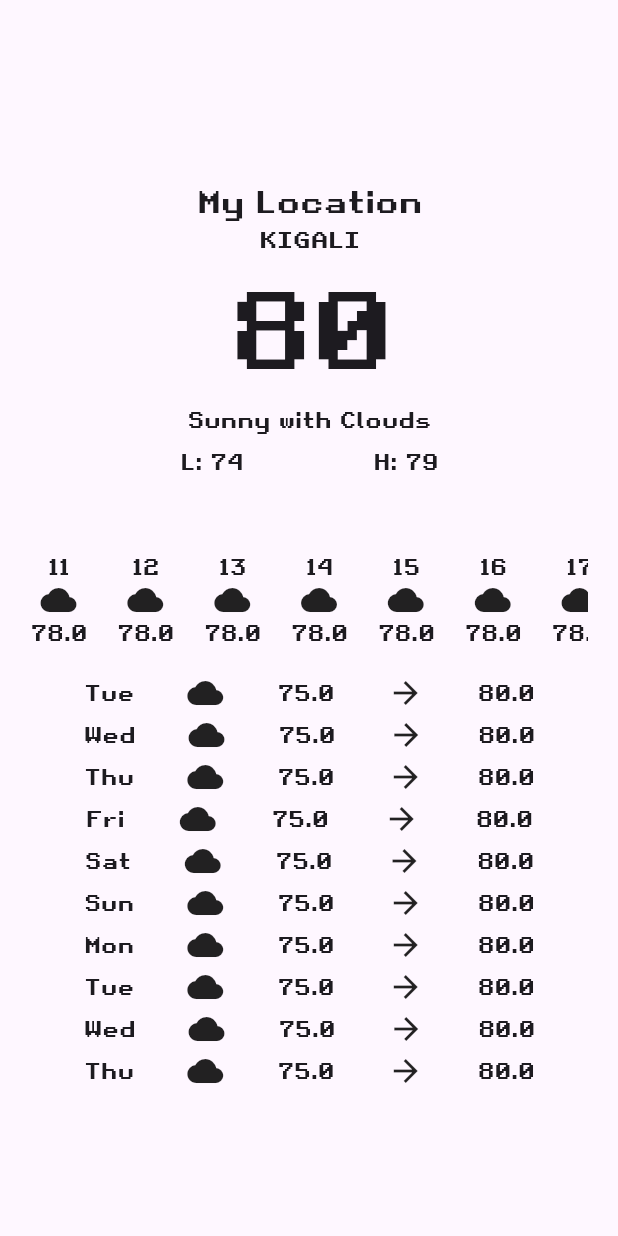
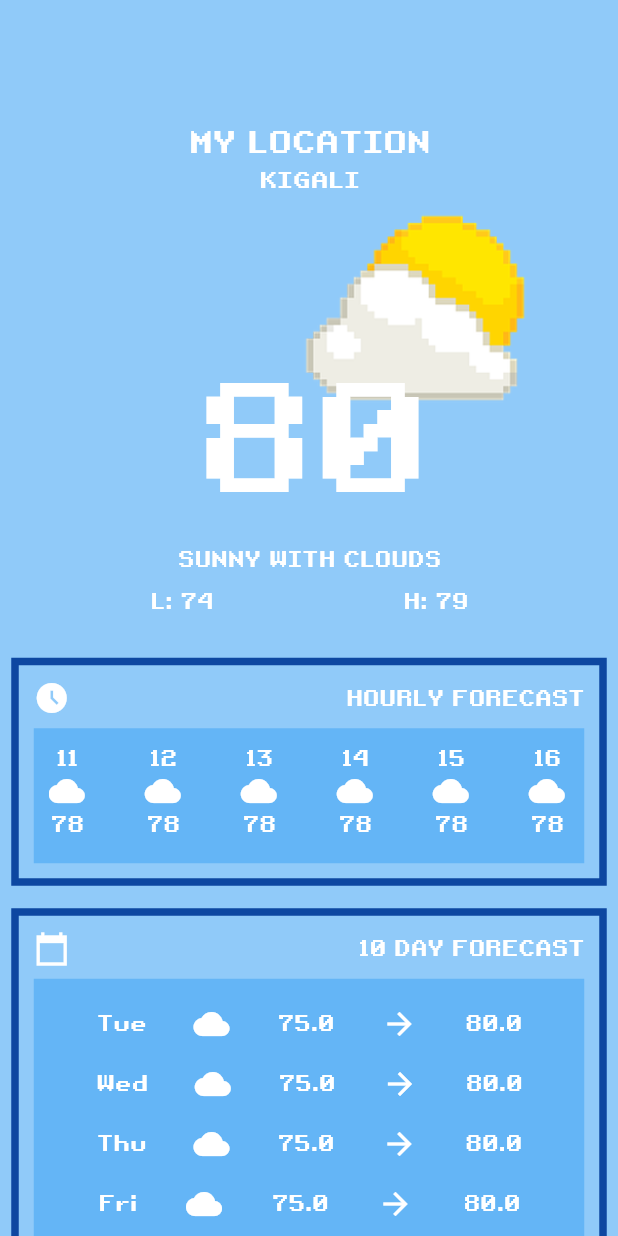
Before and after one commit to gin7018/retro-weather-app, a Flutter app: the screen it shows after launch, on a phone screen of 412 x 824 dp. Run offline on Flutter 3.47's test engine with Material 3 defaults, Android fonts, the phone set to English and light mode, and no system bars; our stand-ins replace geolocator.

Commit message:
added retro icons and border to widgets

```diff
--- a/lib/days_forecast_widget.dart
+++ b/lib/days_forecast_widget.dart
@@ -15,10 +15,12 @@ class DaysForeCastWidgetState extends State<DaysForeCastWidget> {
   @override
   Widget build(BuildContext context) {
     return ListView.builder(
+        padding: const EdgeInsets.only(bottom: 10),
         scrollDirection: Axis.vertical,
         shrinkWrap: true,
+        physics: const NeverScrollableScrollPhysics(),
         itemBuilder: (context, index) => Container(
-              margin: const EdgeInsets.symmetric(vertical: 2.0),
+              margin: const EdgeInsets.symmetric(vertical: 8.0),
               child: Row(
                 mainAxisAlignment: MainAxisAlignment.spaceEvenly,
                 children: [
--- a/lib/hour_forecast_widget.dart
+++ b/lib/hour_forecast_widget.dart
@@ -27,12 +27,12 @@ class HourForecastWidgetState extends State<HourForecastWidget> {
               children: [
                 Text("${widget.forecasts[index].date.hour}"),
                 const Icon(Icons.cloud),
-                Text("${widget.forecasts[index].temperature}"),
+                Text("${widget.forecasts[index].temperature.round()}"),
               ],
             );
           },
           separatorBuilder: ((context, index) => const SizedBox(
-                width: 20,
+                width: 40,
               )),
         ));
   }
--- a/lib/main.dart
+++ b/lib/main.dart
@@ -15,7 +15,14 @@ class WeatherApp extends StatelessWidget {
   @override
   Widget build(BuildContext context) {
     return MaterialApp(
-      theme: ThemeData(fontFamily: 'Retro Gaming'),
+      theme: ThemeData(
+          fontFamily: 'Retro Gaming',
+          textTheme: const TextTheme().copyWith(
+            bodySmall: const TextStyle(color: Colors.white),
+            bodyMedium: const TextStyle(color: Colors.white),
+            bodyLarge: const TextStyle(color: Colors.white),
+          ),
+          iconTheme: const IconThemeData(color: Colors.white)),
       home: const WeatherWidget(),
     );
   }
@@ -34,14 +41,6 @@ class WeatherWidgetState extends State<WeatherWidget> {
   @override
   void initState() {
     super.initState();
-    var dt = DateTime.now();
-    List<ForeCast> forecasts = [];
-    for (int i = 0; i < 24; i++) {
-      dt = dt.add(const Duration(hours: 1));
-      forecasts.add(ForeCast(dt, 78, "rain", "rain", null, null));
-    }
-    status =
-        WeatherStatus("KIGALI", "Sunny with Clouds", 80, 74, 79, 75, forecasts);
   }
 
   @override
@@ -59,35 +58,59 @@ class WeatherWidgetState extends State<WeatherWidget> {
       d10Forecasts.add(ForeCast(dt, 78, "rain", "rain", 75, 80));
     }
     status = WeatherStatus(
-        "KIGALI", "Sunny with Clouds", 80, 74, 79, 75, hourForecasts);
+        "KIGALI", "SUNNY WITH CLOUDS", 80, 74, 79, 75, hourForecasts);
 
     return Scaffold(
-      body: Padding(
-        padding: const EdgeInsets.all(20),
+      body: SingleChildScrollView(
+        scrollDirection: Axis.vertical,
+        child: Container(
+          color: Colors.blue.shade200,
           child: Column(
             children: [
-            Padding(
-              padding: const EdgeInsets.only(top: 100, left: 100, right: 100),
+              Container(
+                padding: const EdgeInsets.only(
+                    top: 80, left: 100, right: 100, bottom: 80),
                 child: Column(
                   children: [
                     const Text(
-                    "My Location",
+                      "MY LOCATION",
                       style: TextStyle(fontSize: 20),
                     ),
                     Text(
                       status.cityLocation,
                       style: const TextStyle(fontSize: 15),
                     ),
+                  ],
+                ),
+              ),
+              Container(
+                padding: const EdgeInsets.only(top: 10, left: 100, right: 100),
+                child: Column(
+                  children: [
+                    Stack(
+                      alignment: Alignment.center,
+                      clipBehavior: Clip.none,
+                      children: [
+                        Positioned(
+                            left: 50,
+                            bottom: 50,
+                            child: Image.asset(
+                              "assets/sunny_clouds.png",
+                              width: 200,
+                              height: 200,
+                            )),
                         Text(
                           "${status.currentTemperature.round()}",
-                    style: const TextStyle(fontSize: 70),
+                          style: const TextStyle(fontSize: 100),
+                        )
+                      ],
                     ),
                     Padding(
                       padding: const EdgeInsets.only(bottom: 8.0),
                       child: Text(status.weatherDescription),
                     ),
                     Padding(
-                    padding: const EdgeInsets.only(bottom: 50.0),
+                      padding: const EdgeInsets.only(bottom: 20.0),
                       child: Row(
                         mainAxisAlignment: MainAxisAlignment.center,
                         children: [
@@ -101,11 +124,81 @@ class WeatherWidgetState extends State<WeatherWidget> {
                 ),
               ),
               // the 24 hour forecasts widget
-            HourForecastWidget(
+              Container(
+                margin: const EdgeInsets.all(10),
+                padding: const EdgeInsets.all(10),
+                decoration: BoxDecoration(
+                    color: Colors.blue.shade200,
+                    border: Border.all(
+                        color: Colors.blue.shade900,
+                        width: 5,
+                        strokeAlign: BorderSide.strokeAlignCenter)),
+                child: Column(
+                  crossAxisAlignment: CrossAxisAlignment.end,
+                  children: [
+                    const Row(
+                      mainAxisAlignment: MainAxisAlignment.spaceBetween,
+                      children: [
+                        Padding(
+                          padding: EdgeInsets.only(bottom: 8.0),
+                          child: Icon(Icons.access_time_filled_sharp),
+                        ),
+                        Padding(
+                          padding: EdgeInsets.only(bottom: 8.0),
+                          child: Text(
+                            "HOURLY FORECAST",
+                          ),
+                        ),
+                      ],
+                    ),
+                    Container(
+                      color: Colors.blue.shade300,
+                      padding:
+                          const EdgeInsets.only(top: 10, left: 10, right: 10),
+                      child: HourForecastWidget(
                         forecasts: status.h24Forecast,
                       ),
-            DaysForeCastWidget(d10Forecasts: d10Forecasts)
+                    ),
                   ],
+                ),
+              ),
+              Container(
+                  margin: const EdgeInsets.all(10),
+                  padding: const EdgeInsets.all(10),
+                  decoration: BoxDecoration(
+                      color: Colors.blue.shade200,
+                      border: Border.all(
+                          color: Colors.blue.shade900,
+                          width: 5,
+                          strokeAlign: BorderSide.strokeAlignCenter)),
+                  child: Column(
+                    crossAxisAlignment: CrossAxisAlignment.start,
+                    children: [
+                      const Row(
+                        mainAxisAlignment: MainAxisAlignment.spaceBetween,
+                        children: [
+                          Padding(
+                            padding: EdgeInsets.only(bottom: 8),
+                            child: Icon(Icons.calendar_today_sharp),
+                          ),
+                          Padding(
+                            padding: EdgeInsets.only(bottom: 8),
+                            child: Text(
+                              "10 DAY FORECAST",
+                            ),
+                          ),
+                        ],
+                      ),
+                      Container(
+                          color: Colors.blue.shade300,
+                          padding: const EdgeInsets.only(
+                              top: 10, left: 10, right: 10),
+                          child:
+                              DaysForeCastWidget(d10Forecasts: d10Forecasts)),
+                    ],
+                  ))
+            ],
+          ),
         ),
       ),
     );
```
Also changed, not shown: pubspec.yaml (+2 -15 lines), assets/anime_clouds.gif (added), assets/cloudy.png (added), assets/dark_clouds.png (added), assets/pixel_clouds.gif (added), assets/raining.png (added), assets/raining_thunder.png (added), assets/sunny.png (added), assets/sunny_clouds.png (added), assets/sunny_day.jpg (added), assets/thunder.png (added), assets/very_cloudy.png (added). Lines whose indentation alone changed are shown as unchanged.
